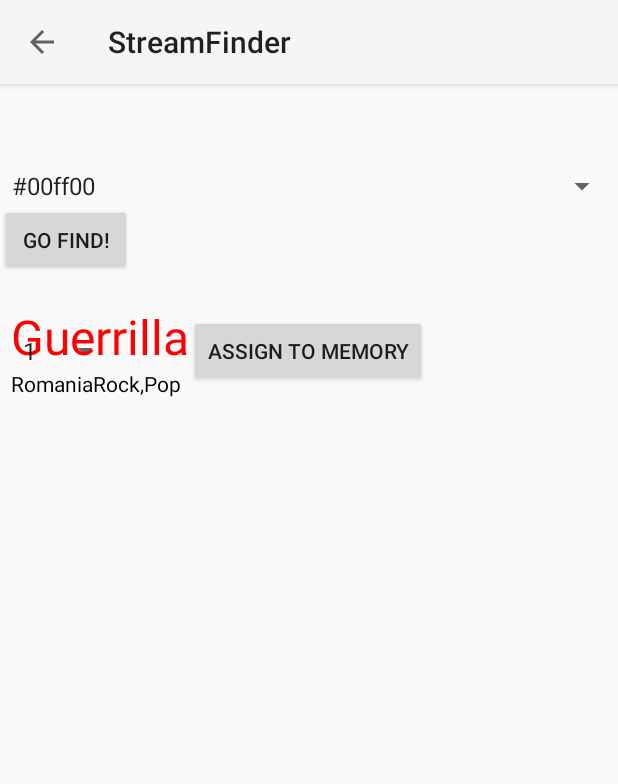
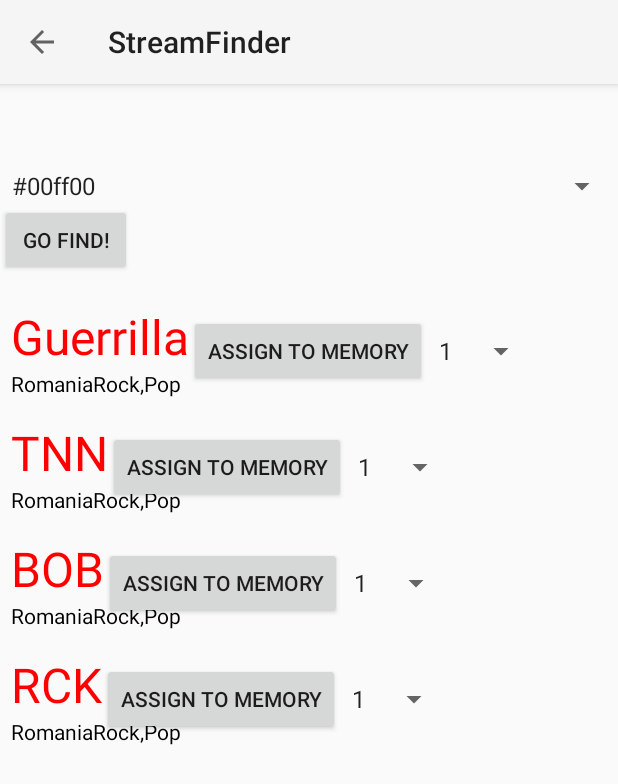
Before and after one commit to ciuc/InternetRadioClock, an Android app: the StreamFinderActivity screen opened directly, with no data from a screen before it, on a phone screen of 412 x 824 dp. Shown: the top 784 px of the screen. Run offline under Robolectric (Android 15) with nearby library versions, the phone set to English and light mode, and no system bars.

Commit message:
Stream finder bug fix

```diff
--- a/InternetRadioClock/src/main/java/ro/antiprotv/radioclock/StreamFinderActivity.java
+++ b/InternetRadioClock/src/main/java/ro/antiprotv/radioclock/StreamFinderActivity.java
@@ -32,7 +32,11 @@ public class StreamFinderActivity extends AppCompatActivity {
         recyclerView.setLayoutManager(new LinearLayoutManager(this));
 
         streams = new ArrayList<>();
-        streams.add(new Stream("Guerrilla", "www.guerrila.ro", "Romania", "Rock, Classic"));
+        final SharedPreferences prefs = PreferenceManager.getDefaultSharedPreferences(this);
+        streams.add(new Stream("Guerrilla", prefs.getString(getResources().getString(R.string.setting_default_stream1),"xxx"), "Romania", "Rock, Classic"));
+        streams.add(new Stream("TNN", prefs.getString(getResources().getString(R.string.setting_default_stream2),"xxx"), "Romania", "Rock, Classic"));
+        streams.add(new Stream("BOB", prefs.getString(getResources().getString(R.string.setting_default_stream3),"xxx"), "Romania", "Rock, Classic"));
+        streams.add(new Stream("RCK", prefs.getString(getResources().getString(R.string.setting_default_stream4),"xxx"), "Romania", "Rock, Classic"));
 
         adapter = new StreamListAdapter(this, streams);
         recyclerView.setAdapter(adapter);
--- a/InternetRadioClock/src/main/res/layout/content_stream_list.xml
+++ b/InternetRadioClock/src/main/res/layout/content_stream_list.xml
@@ -43,7 +43,7 @@
         android:id="@+id/memory"
         android:layout_width="wrap_content"
         android:layout_height="wrap_content"
-        android:layout_toRightOf="@+id/find_stream"
+        android:layout_toRightOf="@+id/assign_to_memory"
         android:layout_centerVertical="true"
         android:entries="@array/memories" />
 
```
